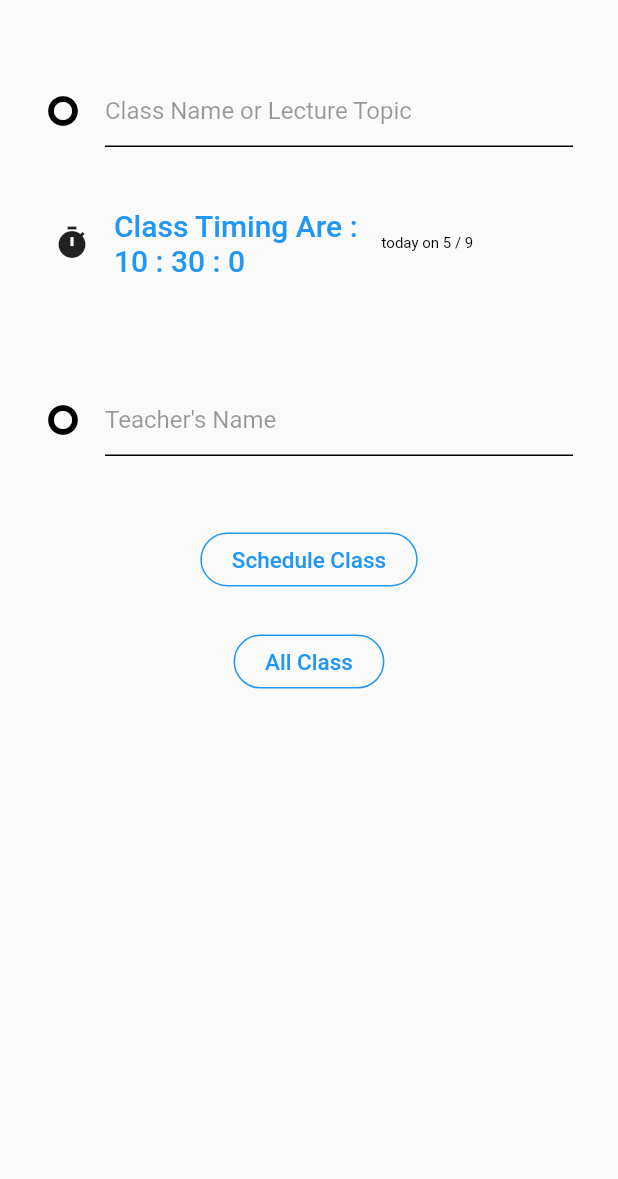
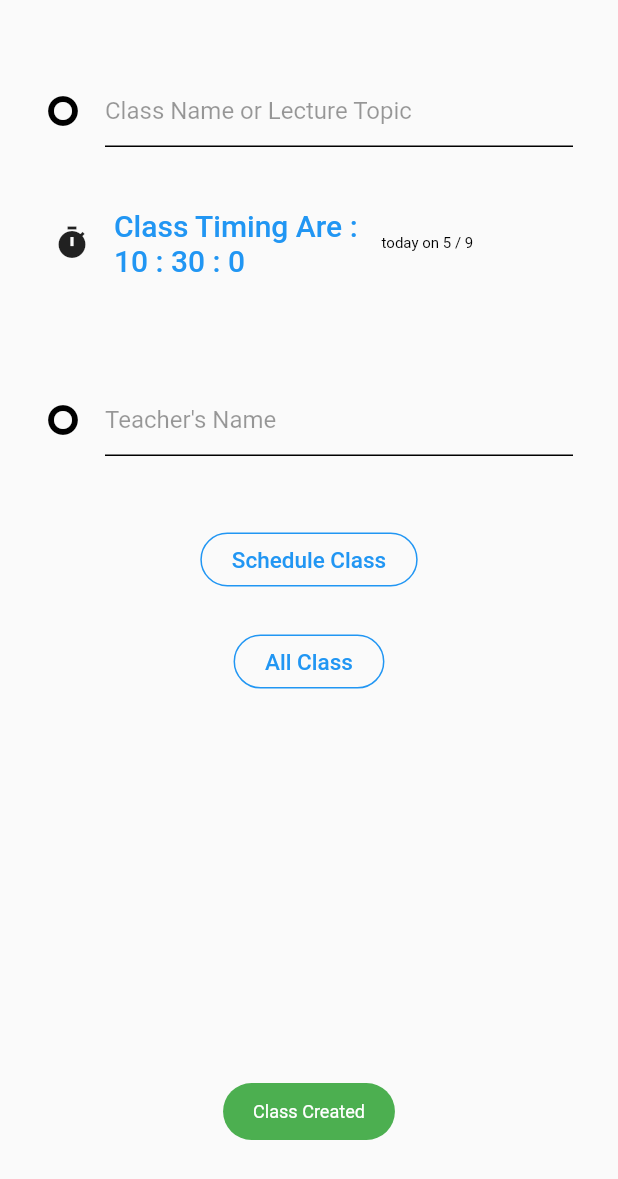
Before and after one commit to guptaprakhariitr/Wings_Flutter_App, a Flutter app: the TeacherHome screen opened directly, after a tap on "Schedule Class", on a phone screen of 412 x 824 dp. Shown: the top 1179 px of the screen. Run offline on Flutter 3.47's test engine with Material 2 defaults, Android fonts, the phone set to English and light mode, and no system bars; our stand-ins replace cloud_firestore, email_validator, firebase_auth, flutter_datetime_picker, flutter_screenutil, flutter_svg and 3 more; missing offline and left inert: agora_rtc_engine; accounts and stored records are empty.

```diff
--- a/lib/homepage/teacher.dart
+++ b/lib/homepage/teacher.dart
@@ -9,6 +9,7 @@ import 'package:flutter_datetime_picker/flutter_datetime_picker.dart';
 import 'package:cloud_firestore/cloud_firestore.dart';
 import 'package:firebase_auth/firebase_auth.dart';
 import 'package:wingsteam/signup/auth.dart';
+import 'package:fluttertoast/fluttertoast.dart';
 class TeacherHome extends StatefulWidget{
   @override
   _TeacherHomeState createState() => _TeacherHomeState();
@@ -31,7 +32,15 @@ class _TeacherHomeState extends State<TeacherHome> {
             "role" : _heading,
             "teacher":_teacher
           }).then((value){
-            setState(() {
+            setState(() async{
+              await Fluttertoast.showToast(
+                  msg: "Class Created",
+                  toastLength: Toast.LENGTH_SHORT,
+                  gravity: ToastGravity.BOTTOM,
+                  timeInSecForIos: 2,
+                  backgroundColor: Colors.green,
+                  textColor: Colors.white,
+                  fontSize: ScreenUtil().setSp(12, allowFontScalingSelf: true));
             });
       });
     });
```
